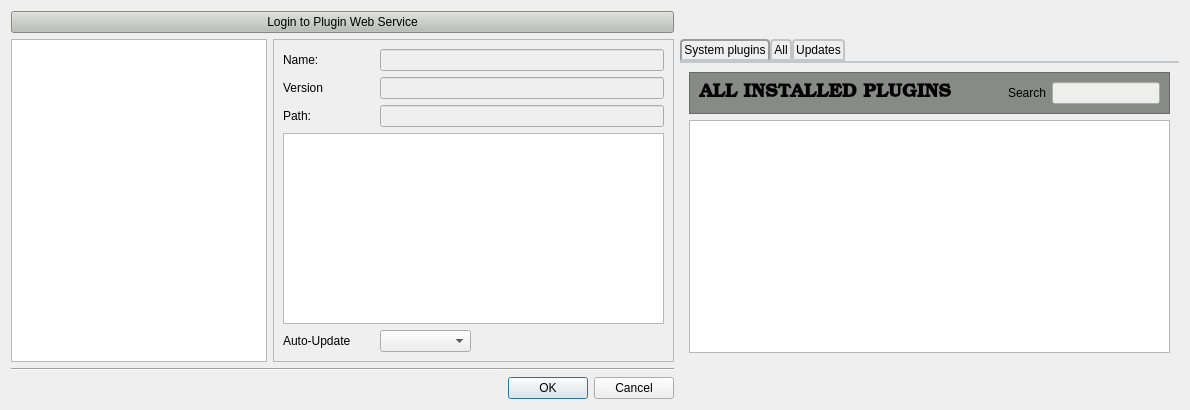
Before: the Qt Designer form mscore/pluginManager.ui in GANGANI/MuseScore, drawn with Qt 5.
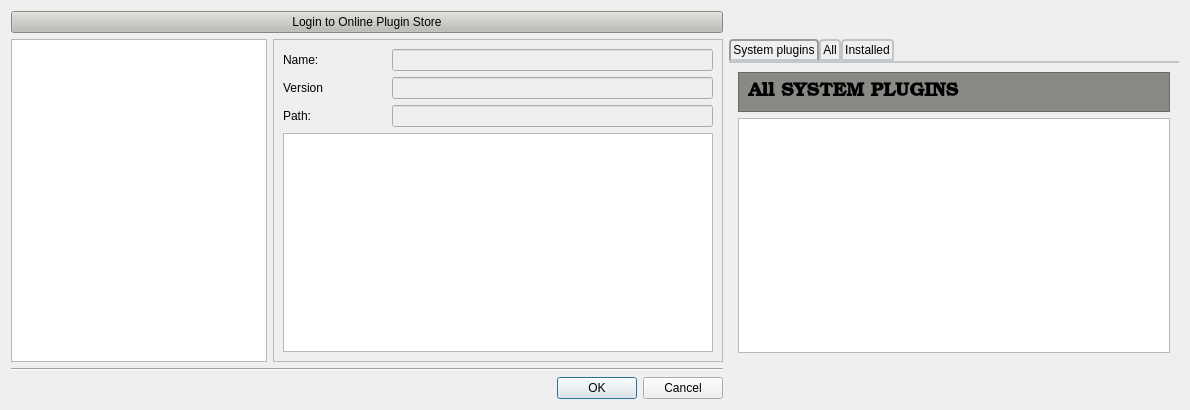
After: the same form once the commit is applied. The open tabs and pages were chosen to show the change.

Patch:
```diff
--- a/mscore/pluginManager.ui
+++ b/mscore/pluginManager.ui
@@ -36,7 +36,7 @@
 min-width: 80px;**/</string>
      </property>
      <property name="text">
-      <string>Login to Plugin Web Service</string>
+      <string>Login to Online Plugin Store</string>
      </property>
      <property name="default">
       <bool>false</bool>
@@ -109,17 +109,6 @@
       <enum>QFrame::Raised</enum>
      </property>
      <layout class="QGridLayout" name="gridLayout_4">
-      <item row="6" column="0">
-       <widget class="QLabel" name="label">
-        <property name="styleSheet">
-         <string notr="true">
-font: 75 11pt &quot;Waree&quot;;</string>
-        </property>
-        <property name="text">
-         <string>Auto-Update</string>
-        </property>
-       </widget>
-      </item>
       <item row="0" column="0">
        <widget class="QLabel" name="label_19">
         <property name="text">
@@ -178,9 +167,6 @@
         </property>
        </widget>
       </item>
-      <item row="6" column="1">
-       <widget class="QComboBox" name="comboBox"/>
-      </item>
      </layout>
     </widget>
    </item>
@@ -223,7 +209,7 @@
 }</string>
      </property>
      <property name="currentIndex">
-      <number>1</number>
+      <number>0</number>
      </property>
      <widget class="QWidget" name="Installed">
       <attribute name="title">
@@ -253,7 +239,7 @@
              </font>
             </property>
             <property name="text">
-             <string>ALL INSTALLED PLUGINS</string>
+             <string>All SYSTEM PLUGINS</string>
             </property>
            </widget>
           </item>
@@ -270,21 +256,6 @@
             </property>
            </spacer>
           </item>
-          <item>
-           <widget class="QLabel" name="label_12">
-            <property name="text">
-             <string>Search</string>
-            </property>
-           </widget>
-          </item>
-          <item>
-           <widget class="QLineEdit" name="lineEdit_7">
-            <property name="styleSheet">
-             <string notr="true">
-background-color: rgb(238, 238, 236);</string>
-            </property>
-           </widget>
-          </item>
          </layout>
         </widget>
        </item>
@@ -338,21 +309,6 @@
             </property>
            </spacer>
           </item>
-          <item>
-           <widget class="QLabel" name="label_9">
-            <property name="text">
-             <string>Search</string>
-            </property>
-           </widget>
-          </item>
-          <item>
-           <widget class="QLineEdit" name="SearchText">
-            <property name="styleSheet">
-             <string notr="true">
-background-color: rgb(238, 238, 236);</string>
-            </property>
-           </widget>
-          </item>
          </layout>
         </widget>
        </item>
@@ -380,9 +336,9 @@
        </item>
       </layout>
      </widget>
-     <widget class="QWidget" name="Updates">
+     <widget class="QWidget" name="Installed">
       <attribute name="title">
-       <string>Updates</string>
+       <string>Installed</string>
       </attribute>
       <layout class="QVBoxLayout" name="verticalLayout">
        <item>
@@ -408,7 +364,7 @@
              </font>
             </property>
             <property name="text">
-             <string>ALL AVAILABLE UPDATES</string>
+             <string>ALL INSTALLED PLUGINS</string>
             </property>
            </widget>
           </item>
@@ -425,21 +381,6 @@
             </property>
            </spacer>
           </item>
-          <item>
-           <widget class="QLabel" name="label_14">
-            <property name="text">
-             <string>Search</string>
-            </property>
-           </widget>
-          </item>
-          <item>
-           <widget class="QLineEdit" name="lineEdit_8">
-            <property name="styleSheet">
-             <string notr="true">
-background-color: rgb(238, 238, 236);</string>
-            </property>
-           </widget>
-          </item>
          </layout>
         </widget>
        </item>
```
